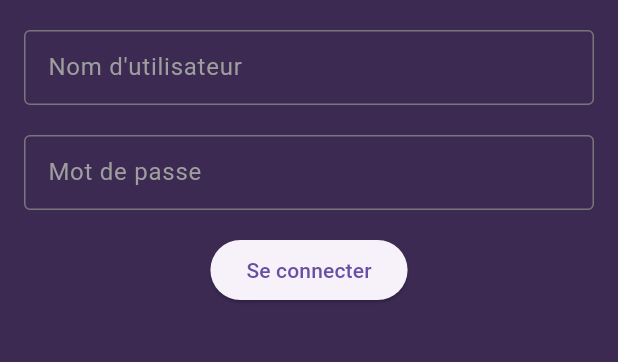
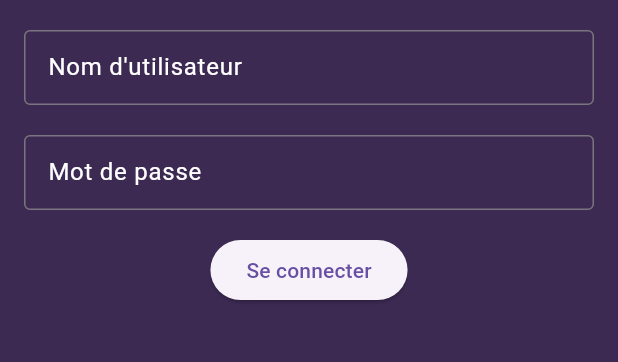
Before and after one commit to TheoPrs/FabLocker, a Flutter app: the screen it shows after launch, on a phone screen of 412 x 824 dp, the part 558-920 px from its top. Run offline on Flutter 3.47's test engine with Material 3 defaults, Android fonts, the phone set to English and light mode, and no system bars.

Commit message:
texte en blanc

```diff
--- a/fablocker/lib/my_home_page.dart
+++ b/fablocker/lib/my_home_page.dart
@@ -31,9 +31,12 @@ class MyHomePage extends StatelessWidget {
               child: TextField(
                 decoration: InputDecoration(
                   labelText: 'Nom d\'utilisateur',
-                  labelStyle: TextStyle(color: Colors.grey),
+                  labelStyle:
+                      TextStyle(color: Color.fromARGB(255, 255, 255, 255)),
                   border: OutlineInputBorder(),
                 ),
+                style: TextStyle(
+                    color: Colors.white), // Ajouté pour le texte en blanc
               ),
             ),
             SizedBox(height: 20.0), // Ajoute un espace entre les zones de texte
@@ -44,9 +47,12 @@ class MyHomePage extends StatelessWidget {
                 obscureText: true, // Pour masquer le texte (mot de passe)
                 decoration: InputDecoration(
                   labelText: 'Mot de passe',
-                  labelStyle: TextStyle(color: Colors.grey),
+                  labelStyle: TextStyle(
+                      color: const Color.fromARGB(255, 255, 255, 255)),
                   border: OutlineInputBorder(),
                 ),
+                style: TextStyle(
+                    color: Colors.white), // Ajouté pour le texte en blanc
               ),
             ),
             SizedBox(height: 16.0), // Ajoute un espace entre les zones de texte
```
